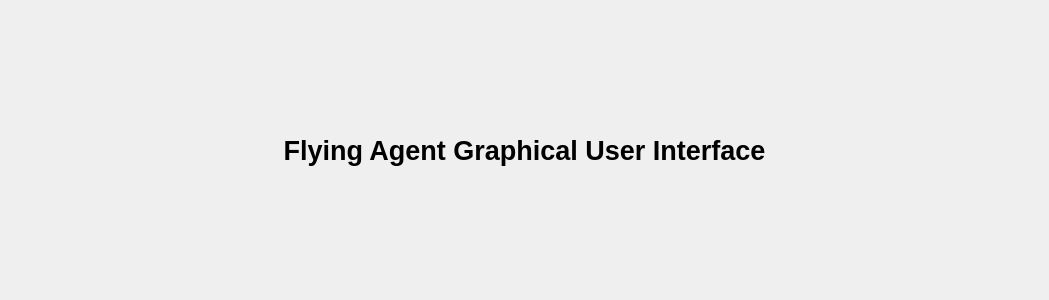
Before: the Qt Designer form pps_ws/src/d_fall_pps/GUI_Qt/flyingAgentGUI/forms/topbanner.ui in alexdidier/rampc-quadrotor, drawn with Qt 5.
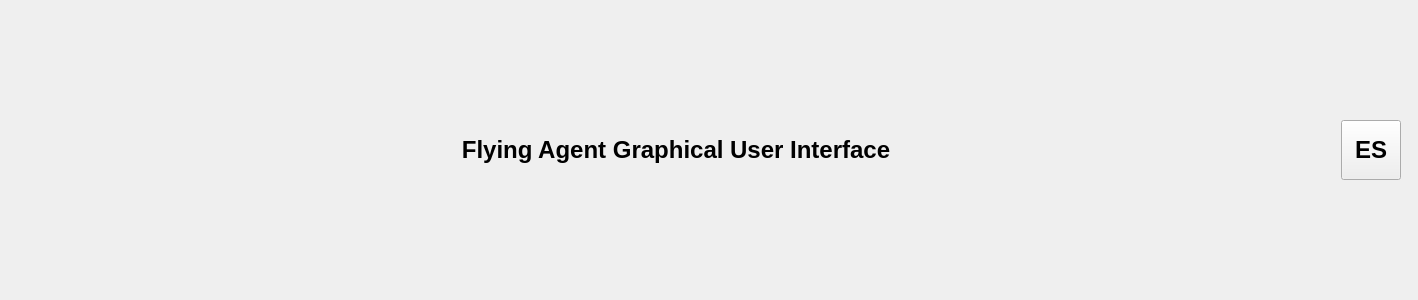
After: the same form once the commit is applied.

Commit message: Small changes to make the GUI look nicer. Added an emergency stop button. It needs to be connected, given a proper image, and made hidden for when launched as an agent

Patch:
```diff
--- a/pps_ws/src/d_fall_pps/GUI_Qt/flyingAgentGUI/forms/topbanner.ui
+++ b/pps_ws/src/d_fall_pps/GUI_Qt/flyingAgentGUI/forms/topbanner.ui
@@ -6,13 +6,13 @@
    <rect>
     <x>0</x>
     <y>0</y>
-    <width>1049</width>
+    <width>1418</width>
     <height>300</height>
    </rect>
   </property>
   <property name="font">
    <font>
-    <pointsize>20</pointsize>
+    <pointsize>18</pointsize>
     <weight>75</weight>
     <bold>true</bold>
    </font>
@@ -27,13 +27,13 @@
       <number>6</number>
      </property>
      <property name="topMargin">
-      <number>6</number>
+      <number>0</number>
      </property>
      <property name="rightMargin">
       <number>6</number>
      </property>
      <property name="bottomMargin">
-      <number>6</number>
+      <number>0</number>
      </property>
      <property name="spacing">
       <number>6</number>
@@ -54,6 +54,31 @@
        </property>
       </widget>
      </item>
+     <item row="0" column="1">
+      <widget class="QPushButton" name="emergency_stop_button">
+       <property name="sizePolicy">
+        <sizepolicy hsizetype="Fixed" vsizetype="Fixed">
+         <horstretch>0</horstretch>
+         <verstretch>0</verstretch>
+        </sizepolicy>
+       </property>
+       <property name="minimumSize">
+        <size>
+         <width>60</width>
+         <height>60</height>
+        </size>
+       </property>
+       <property name="maximumSize">
+        <size>
+         <width>60</width>
+         <height>60</height>
+        </size>
+       </property>
+       <property name="text">
+        <string>ES</string>
+       </property>
+      </widget>
+     </item>
     </layout>
    </item>
   </layout>
```
The commit also changes 11 other files.
